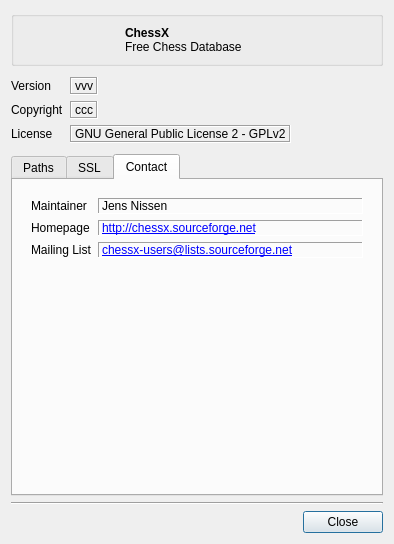
The window that src/dialogs/aboutdlg.ui (Isarhamster/chessx) describes before a commit, drawn with Qt 5.
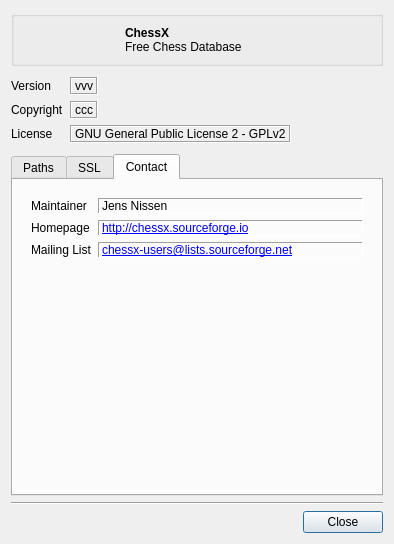
The same window after the commit. The open tabs and pages were chosen to show the change. Icons and pictures are not drawn.

Diff of the .ui file:
```diff
--- a/src/dialogs/aboutdlg.ui
+++ b/src/dialogs/aboutdlg.ui
@@ -434,7 +434,7 @@
              <enum>QFrame::Sunken</enum>
             </property>
             <property name="text">
-             <string notr="true">&lt;a href=&quot;http://chessx.sourceforge.net&quot;&gt;http://chessx.sourceforge.net&lt;/a&gt;</string>
+             <string notr="true">&lt;a href=&quot;http://chessx.sourceforge.io&quot;&gt;http://chessx.sourceforge.io&lt;/a&gt;</string>
             </property>
             <property name="openExternalLinks">
              <bool>true</bool>
```
Left out of the diff: 68 changed lines with no effect on the pictures.
